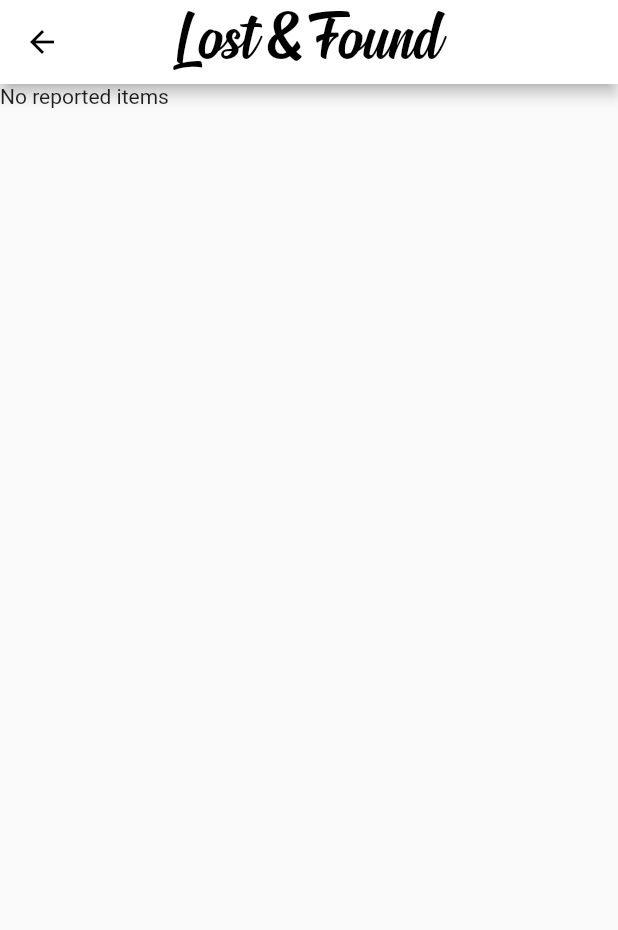
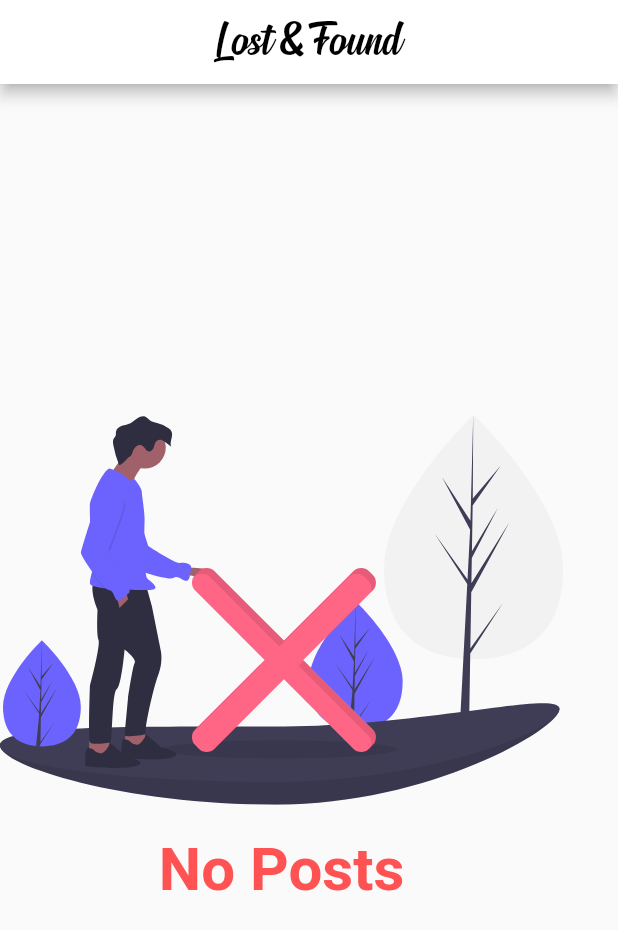
Before and after one commit to jwlim94/lostandfound, a Flutter app: the Timeline screen opened directly, on a phone screen of 412 x 824 dp. Shown: the top 930 px of the screen. Run offline on Flutter 3.47's test engine with Material 2 defaults, Android fonts, the phone set to English and light mode, and no system bars; our stand-ins replace cached_network_image, cloud_firestore, firebase_auth, firebase_core, firebase_storage, flutter_svg and 4 more; missing offline and left inert: string_extensions; accounts and stored records are empty; network calls fail; project files that could hold a hidden picture were left out.

Commit message:
completed timeline; migrate posts to items, go profile from other user

```diff
--- a/lib/pages/home.dart
+++ b/lib/pages/home.dart
@@ -157,7 +157,10 @@ class _HomeState extends State<Home> {
           // ),
           Upload(currentUser: currentUser),
           const Search(),
-          Profile(profileId: currentUser?.id),
+          Profile(
+            profileId: currentUser?.id,
+            fromOtherUser: false,
+          ),
         ],
         controller: pageController,
         onPageChanged: onPageChanged,
--- a/lib/pages/search.dart
+++ b/lib/pages/search.dart
@@ -187,7 +187,7 @@ class ItemResult extends StatelessWidget {
           ),
           const Divider(
             height: 2.0,
-            color: Colors.black,
+            thickness: 1,
           ),
         ],
       ),
--- a/lib/pages/timeline.dart
+++ b/lib/pages/timeline.dart
@@ -1,10 +1,12 @@
 import 'package:cloud_firestore/cloud_firestore.dart';
 import 'package:flutter/material.dart';
+import 'package:flutter_application_1/models/item.dart';
 import 'package:flutter_application_1/models/user.dart';
 import 'package:flutter_application_1/pages/home.dart';
 import 'package:flutter_application_1/widgets/header.dart';
-import 'package:flutter_application_1/widgets/post.dart';
+import 'package:flutter_application_1/widgets/post_item.dart';
 import 'package:flutter_application_1/widgets/progress.dart';
+import 'package:flutter_svg/flutter_svg.dart';
 
 // getting users collection from Firebase
 final userRef = FirebaseFirestore.instance.collection('users');
@@ -14,149 +16,77 @@ class Timeline extends StatefulWidget {
 
   const Timeline({required this.currentUser});
 
-  // const Timeline({Key? key}) : super(key: key);
-
   @override
   _TimelineState createState() => _TimelineState();
 }
 
 class _TimelineState extends State<Timeline> {
   bool isPostRetrieved = false;
-  late List<Post> posts;
-  // this is used when not using StreamBuilder; only works for Stateful
-  // List<dynamic> users = [];
+  List<PostItem> postItems = [];
+  List<String> prevItemsId = [];
 
   @override
   void initState() {
-    // getUsers();
-    // getUserById();
-    // updateUser();
-    // createUser();
-    // deleteUser();
     super.initState();
     getTimeline();
   }
 
   getTimeline() async {
-    QuerySnapshot snapshot = await postRef
-      .firestore
-      .collection('posts')
-      .orderBy('timestamp', descending: true)
-      .get();
+    // retrieve items doc
+    QuerySnapshot snapshot = await itemRef.firestore
+        .collection('items')
+        .orderBy('timestamp', descending: true)
+        .get();
 
-    List<Post> posts = snapshot.docs.map((doc) => Post.fromDocument(doc)).toList();
+    // retrieve list of items
+    List<Item> items =
+        snapshot.docs.map((doc) => Item.fromDocument(doc)).toList();
+
+    // set states
     setState(() {
       isPostRetrieved = true;
-      this.posts = posts;
+      items.forEach((item) {
+        if (!prevItemsId.contains(item.postId)) {
+          prevItemsId.add(item.postId);
+          postItems.add(PostItem(item: item));
+        }
+      });
     });
-  }
-  // get 'users' collections
-  // this is used when not using StreamBuilder
-  getUsers() async {
-    // get() returns a Future
-    // where() helps us to query by fields
-    // need to set indexes in web console when where() is nested
-    QuerySnapshot snapshot =
-        // await userRef.where('isAdmin', isEqualTo: true).get();
-        // await userRef.orderBy('postsCount', descending: true).get();
-        await userRef.limit(1).get();
-
-    // this is used when not using StreamBuilder; only works for Staseful
-    // setState(() {
-    //   users = snapshot.docs;
-    // });
-
-    snapshot.docs.forEach((DocumentSnapshot doc) {
-      // print(doc.data);
-      // print(doc.exists);
-      // print(doc.id);
-      // print(doc['username']);
-    });
-  }
-
-  // get specific user document
-  // this is used when not using StreamBuilder
-  getUserById() async {
-    // hard coding document id for testing
-    const String id = 'K68hRVZJk1SFCrBoyNxc';
-
-    // chaining the document from 'users' collection
-    // get() returns a Future
-    DocumentSnapshot doc = await userRef.doc(id).get();
-    print(doc.exists);
-    print(doc.id);
-  }
-
-  // create an user
-  // set() vs add()
-  createUser() async {
-    await userRef.doc("asdfasd").set({
-      'username': 'Jake',
-      'postsCount': 0,
-      'isAdmin': false,
-    });
-  }
-
-  // update an user
-  updateUser() async {
-    DocumentSnapshot doc = await userRef.doc('asdfasd').get();
-
-    if (doc.exists) {
-      doc.reference.update({'username': 'Jongmin'});
-    }
-  }
-
-  // delete an user
-  deleteUser() async {
-    DocumentSnapshot doc = await userRef.doc('asdfasd').get();
-
-    if (doc.exists) {
-      doc.reference.delete();
-    }
   }
 
   buildTimeline() {
     if (isPostRetrieved == false) {
       return circularProgress();
-    } else if (posts.isEmpty) {
-      return Text("No reported items");
+    } else if (postItems.isEmpty) {
+      return Container(
+        child: Column(
+          mainAxisAlignment: MainAxisAlignment.center,
+          children: <Widget>[
+            SvgPicture.asset('assets/images/no_content.svg', height: 260.0),
+            const Padding(
+              padding: EdgeInsets.only(top: 20.0),
+              child: Text(
+                'No Posts',
+                style: TextStyle(
+                  color: Colors.redAccent,
+                  fontSize: 40.0,
+                  fontWeight: FontWeight.bold,
+                ),
+              ),
+            ),
+          ],
+        ),
+      );
     } else {
-      return ListView(children: posts);
+      return ListView(children: postItems);
     }
   }
 
   @override
   Widget build(BuildContext context) {
     return Scaffold(
-      appBar: header(context, isAppTitle: true),
-      body: RefreshIndicator(
-        onRefresh: () => getTimeline(),
-        child: buildTimeline()
-      )
-      // StreamBuilder makes it possible to put logic only in build method
-      // both for fetching and showing data
-      // StreamBuilder vs FutureBuilder
-      // body: StreamBuilder<QuerySnapshot>(
-      //   stream: userRef.snapshots(),
-      //   builder: (context, snapshot) {
-      //     if (!snapshot.hasData) {
-      //       return circularProgress();
-      //     }
-      //     final List<Text> children =
-      //         snapshot.data!.docs.map((doc) => Text(doc['username'])).toList();
-      //     return Container(
-      //       child: ListView(
-      //         children: children,
-      //       ),
-      //     );
-      //   },
-      // ),
-      // this is used when not using StreamBuilder
-      // body: Container(
-      //   child: ListView(
-      //     children: users.map((user) => Text(user['username'])).toList(),
-      //   ),
-      // ),
-    );
+        appBar: header(context, isAppTitle: true, removeBackButton: true),
+        body: RefreshIndicator(
+            onRefresh: () => getTimeline(), child: buildTimeline()));
   }
 }
--- a/lib/pages/upload.dart
+++ b/lib/pages/upload.dart
@@ -186,7 +186,7 @@ class _UploadState extends State<Upload> {
       'title': title,
       'description': description,
       'location': location,
-      'timestamp': timestamp.toString(),
+      'timestamp': timestamp,
       'isClaimed': false,
     });
   }
--- a/lib/widgets/header.dart
+++ b/lib/widgets/header.dart
@@ -18,7 +18,7 @@ AppBar header(
       style: TextStyle(
         color: Colors.black,
         fontFamily: isAppTitle ? 'Signatra' : '',
-        fontSize: isAppTitle ? 50.0 : 22.0,
+        fontSize: isAppTitle ? 35.0 : 22.0,
       ),
       overflow: TextOverflow.ellipsis,
     ),
```
Also changed, not shown: lib/pages/profile.dart (+28 -23 lines), lib/widgets/post_item.dart (added, +147 -0 lines).
